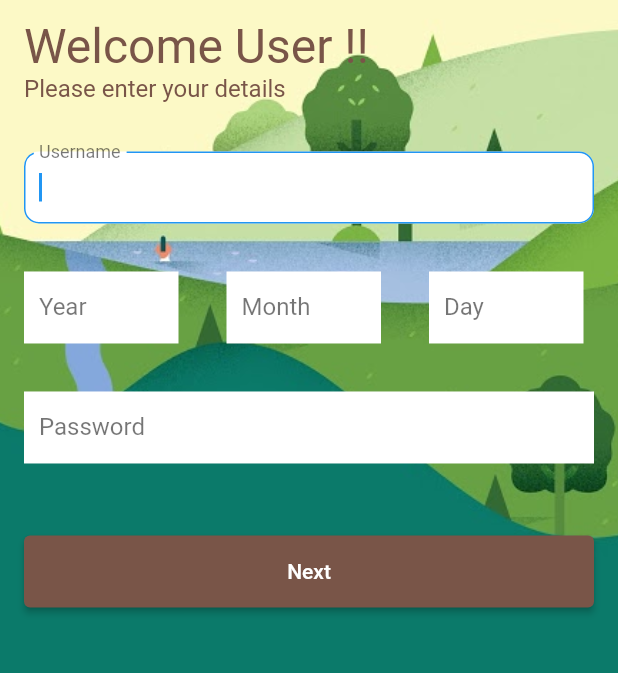
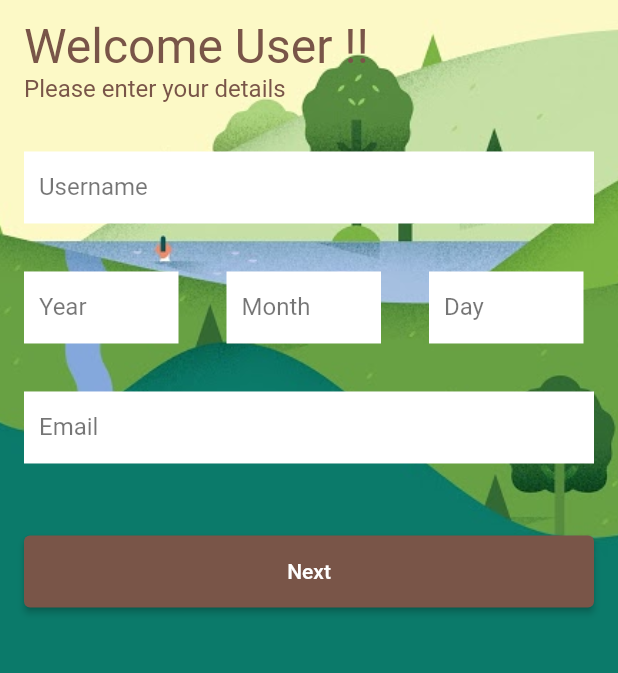
Before and after one commit to vedantxx/IDZ, a Flutter app: the screen it shows after launch, after a tap on "Next", on a phone screen of 412 x 824 dp, the part 369-1042 px from its top. Run offline on Flutter 3.47's test engine with Material 2 defaults, Android fonts, the phone set to English and light mode, and no system bars; our stand-ins replace sqflite, syncfusion_flutter_datepicker; accounts and stored records are empty.

Commit message:
dob added to sqllite db

```diff
--- a/lib/database/MyDatabaseHelper.dart
+++ b/lib/database/MyDatabaseHelper.dart
@@ -21,7 +21,7 @@ class MyDatabaseHelper {
   }
 
   Future _onCreate(Database db,int version) async {
-    await db.execute('CREATE TABLE IDZ(id INTEGER PRIMARY KEY, name TEXT, password TEXT)');
+    await db.execute('CREATE TABLE IDZ(id INTEGER PRIMARY KEY, name TEXT, dob TEXT,email TEXT)');
   }
 
   Future<List<MyDatabase>> getDatabase() async {
--- a/lib/database/database.dart
+++ b/lib/database/database.dart
@@ -1,14 +1,16 @@
 class MyDatabase {
   final int? id;
   final String? name;
-  final String? password;
+  final String? email;
+  final String? dob;
 
-  MyDatabase({this.id, this.name, this.password});
+  MyDatabase({this.id,this.dob, this.name, this.email});
   factory MyDatabase.fromMap(Map<String,dynamic> json) {
     return MyDatabase(
         id: json["id"],
         name: json["name"],
-        password: json["password"],
+        email: json["email"],
+      dob: json["dob"],
     );
   }
 
@@ -16,7 +18,8 @@ class MyDatabase {
     return {
       "id" : id,
       "name" : name,
-      "password" : password,
+      "email" : email,
+      "dob" : dob,
     };
   }
 }
--- a/lib/screens/home_page.dart
+++ b/lib/screens/home_page.dart
@@ -19,7 +19,7 @@ class MyHomePage extends StatefulWidget {
 class _MyHomePageState extends State<MyHomePage> {
   int? selectedId = -1;
   TextEditingController textEditingController = TextEditingController();
-  TextEditingController passwordTextEditingController = TextEditingController();
+  TextEditingController emailTextEditingController = TextEditingController();
 
   TextEditingController yearTextEditingController = TextEditingController();
   TextEditingController monthTextEditingController = TextEditingController();
@@ -68,6 +68,7 @@ class _MyHomePageState extends State<MyHomePage> {
     yearTextEditingController = provider.yc;
     monthTextEditingController = provider.mc;
     dayTextEditingController = provider.dc;
+    _selectedDate = provider.date!;
     return Scaffold(
       // appBar: AppBar(
       //   title: const Text("IDZ Reg"),
@@ -120,7 +121,7 @@ class _MyHomePageState extends State<MyHomePage> {
                         height: 48,
                         child: TextFormField(
                           controller: textEditingController,
-                          autofocus: true,
+                          // autofocus: true,
                           decoration: const InputDecoration(
                             fillColor: Colors.white,
                             border: InputBorder.none,
@@ -311,12 +312,11 @@ class _MyHomePageState extends State<MyHomePage> {
                       Container(
                         height: 48,
                         child: TextFormField(
-                          autofocus: true,
-                          controller: passwordTextEditingController,
+                          // autofocus: true,
+                          controller: emailTextEditingController,
                           decoration: const InputDecoration(
                             fillColor: Colors.white,
                             border: InputBorder.none,
-                            // hintText: "Password",
                             hintMaxLines: 1,
                             // alignLabelWithHint: false,
                             focusedBorder: OutlineInputBorder(
@@ -325,7 +325,7 @@ class _MyHomePageState extends State<MyHomePage> {
                             filled: true,
                             contentPadding:
                             EdgeInsets.only(bottom: 10.0, left: 10.0, right: 10.0),
-                            labelText: "Password",
+                            labelText: "Email",
                             labelStyle: TextStyle(
                               color: Colors.black54
                             ),
@@ -341,13 +341,18 @@ class _MyHomePageState extends State<MyHomePage> {
                             if(selectedId == -1)
                             {
                               if (textEditingController.text != '' &&
-                                  passwordTextEditingController.text != '') {
+                                  emailTextEditingController.text != '') {
                                 await MyDatabaseHelper.instance.add(MyDatabase(
                                     name: textEditingController.text,
-                                    password: passwordTextEditingController.text));
+                                    email: emailTextEditingController.text,
+                                  dob: _selectedDate,
+                                ));
                                 setState(() {
                                   textEditingController.clear();
-                                  passwordTextEditingController.clear();
+                                  emailTextEditingController.clear();
+                                  yearTextEditingController.clear();
+                                  monthTextEditingController.clear();
+                                  dayTextEditingController.clear();
                                 });
                                 Navigator.of(context).push(MaterialPageRoute(builder: (context) => MyLandingPage()));
                               } else {
@@ -358,11 +363,11 @@ class _MyHomePageState extends State<MyHomePage> {
                               await MyDatabaseHelper.instance.update(MyDatabase(
                                 id: selectedId,
                                 name: textEditingController.text,
-                                password: passwordTextEditingController.text,
+                                email: emailTextEditingController.text,
                               ));
                               setState(() {
                                 textEditingController.clear();
-                                passwordTextEditingController.clear();
+                                emailTextEditingController.clear();
                                 selectedId = -1;
                               });
                             }
--- a/lib/screens/landing_page.dart
+++ b/lib/screens/landing_page.dart
@@ -92,7 +92,7 @@ class _MyLandingPageState extends State<MyLandingPage> {
                                                 ),
                                               ),
                                             ),
-                                            subtitle: Text("Password: ${index.password.toString()}"),
+                                            subtitle: Text("Email: ${index.email.toString()}, DOB: ${index.dob.toString().substring(0,10)}"),
                                             // onTap: (){
                                             //   setState((){
                                             //     if(selectedId == -1) {
```
